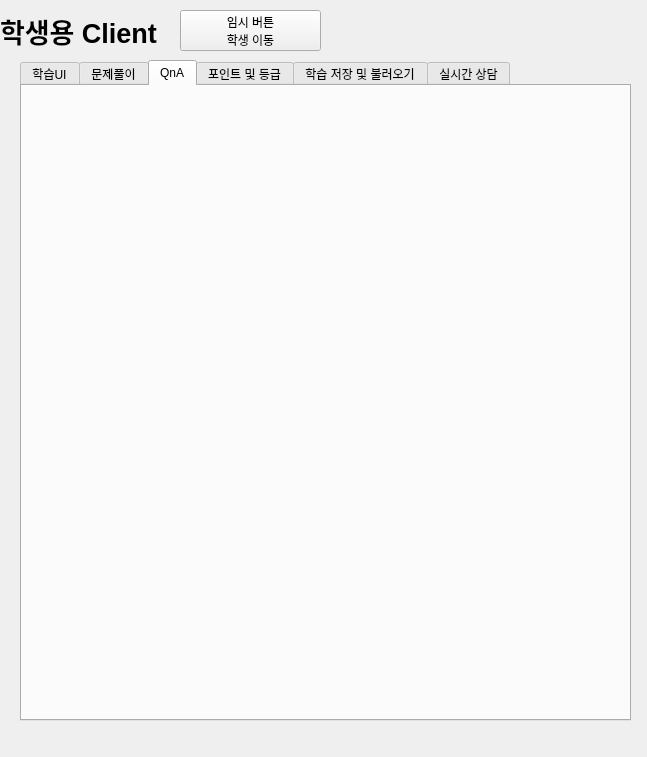
First picture: the form in edu.ui, repository LEEHYUNDO92/edu_app, before the edit.
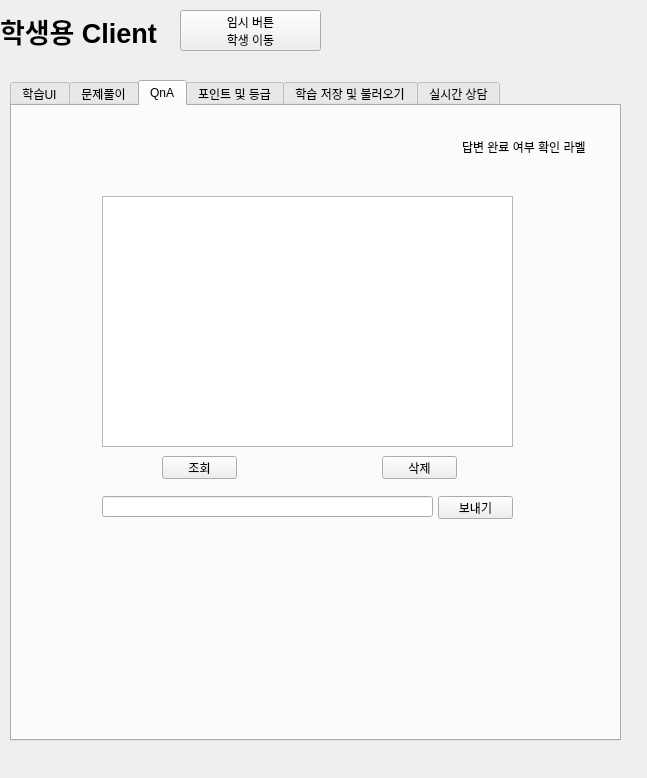
Second picture: the form after the edit. The open tabs and pages were chosen to show the change.

Commit message: ui 커밋 2023/02/06

Patch:
```diff
--- a/edu.ui
+++ b/edu.ui
@@ -7,7 +7,7 @@
     <x>0</x>
     <y>0</y>
     <width>647</width>
-    <height>757</height>
+    <height>778</height>
    </rect>
   </property>
   <property name="windowTitle">
@@ -642,8 +642,8 @@
     <widget class="QTabWidget" name="tabWidget_2">
      <property name="geometry">
       <rect>
-       <x>20</x>
-       <y>60</y>
+       <x>10</x>
+       <y>80</y>
        <width>611</width>
        <height>661</height>
       </rect>
@@ -887,6 +887,78 @@
       <attribute name="title">
        <string>QnA</string>
       </attribute>
+      <widget class="QLabel" name="label_38">
+       <property name="geometry">
+        <rect>
+         <x>450</x>
+         <y>10</y>
+         <width>141</width>
+         <height>61</height>
+        </rect>
+       </property>
+       <property name="text">
+        <string>답변 완료 여부 확인 라벨 </string>
+       </property>
+      </widget>
+      <widget class="QListWidget" name="listWidget">
+       <property name="geometry">
+        <rect>
+         <x>90</x>
+         <y>90</y>
+         <width>411</width>
+         <height>251</height>
+        </rect>
+       </property>
+      </widget>
+      <widget class="QLineEdit" name="lineEdit">
+       <property name="geometry">
+        <rect>
+         <x>90</x>
+         <y>390</y>
+         <width>331</width>
+         <height>21</height>
+        </rect>
+       </property>
+      </widget>
+      <widget class="QPushButton" name="pushButton_2">
+       <property name="geometry">
+        <rect>
+         <x>426</x>
+         <y>390</y>
+         <width>75</width>
+         <height>23</height>
+        </rect>
+       </property>
+       <property name="text">
+        <string>보내기</string>
+       </property>
+      </widget>
+      <widget class="QPushButton" name="pushButton_3">
+       <property name="geometry">
+        <rect>
+         <x>150</x>
+         <y>350</y>
+         <width>75</width>
+         <height>23</height>
+        </rect>
+       </property>
+       <property name="text">
+        <string>조회</string>
+       </property>
+      </widget>
+      <widget class="QPushButton" name="pushButton_4">
+       <property name="geometry">
+        <rect>
+         <x>370</x>
+         <y>350</y>
+         <width>75</width>
+         <height>23</height>
+        </rect>
+       </property>
+       <property name="text">
+        <string>삭제</string>
+       </property>
+      </widget>
      </widget>
      <widget class="QWidget" name="tab_9">
       <attribute name="title">
```
Left out of the diff: 78 changed lines with no effect on the pictures.
